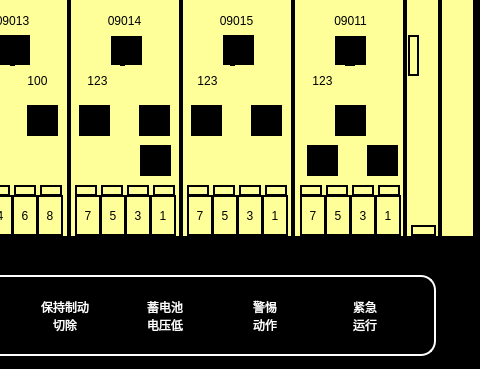
Qt form vehiclerunstatepage.ui (mayue-crrc/ShenyangMetro9DB) before a commit; both pictures show x 435 to 915 and y 235 to 604 of the 1024 by 604 pixel window.
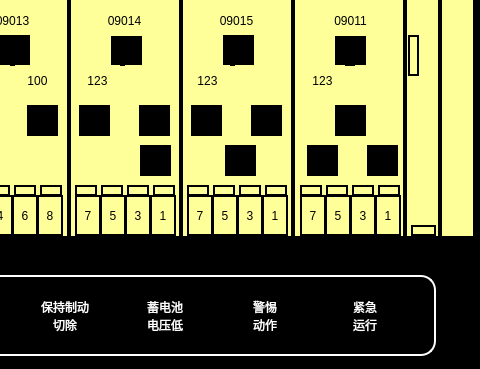
The same form after that commit. Icons and pictures are not drawn.

Commit message: modfiy supply

Patch:
```diff
--- a/vehiclerunstatepage.ui
+++ b/vehiclerunstatepage.ui
@@ -4211,6 +4211,25 @@
 蜂鸣器</string>
    </property>
   </widget>
+  <widget class="QLabel" name="Mp2supplylbl">
+   <property name="geometry">
+    <rect>
+     <x>660</x>
+     <y>380</y>
+     <width>31</width>
+     <height>31</height>
+    </rect>
+   </property>
+   <property name="styleSheet">
+    <string notr="true">border-image: url(:/images/images/supply.bmp);</string>
+   </property>
+   <property name="text">
+    <string/>
+   </property>
+   <property name="alignment">
+    <set>Qt::AlignCenter</set>
+   </property>
+  </widget>
  </widget>
  <resources/>
  <connections/>
```
The commit also changes 70 other files.
